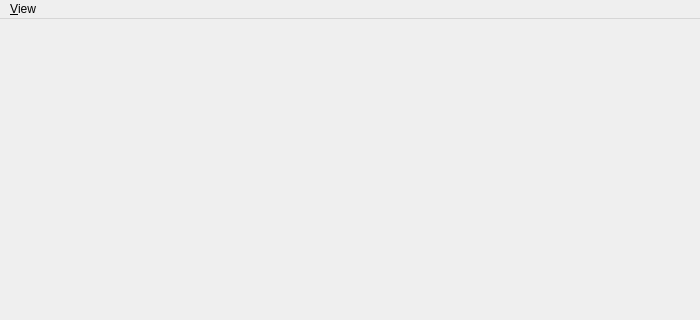
Old version of the form navigator/MainWindow.ui in the repository rprichard/CxxCodeBrowser; both pictures show x 0 to 700 and y 0 to 320 of the 700 by 950 pixel window.
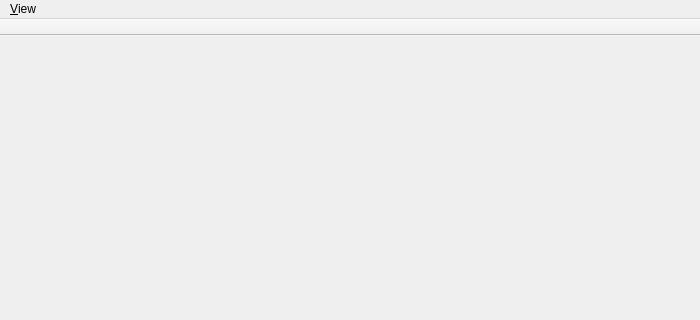
New version of the form.

What changed in the file:
```diff
--- a/navigator/MainWindow.ui
+++ b/navigator/MainWindow.ui
@@ -38,6 +38,26 @@
    <addaction name="menu_View"/>
   </widget>
   <widget class="QStatusBar" name="statusBar"/>
+  <widget class="QToolBar" name="toolBar">
+   <property name="windowTitle">
+    <string>toolBar</string>
+   </property>
+   <property name="movable">
+    <bool>false</bool>
+   </property>
+   <property name="iconSize">
+    <size>
+     <width>16</width>
+     <height>16</height>
+    </size>
+   </property>
+   <attribute name="toolBarArea">
+    <enum>TopToolBarArea</enum>
+   </attribute>
+   <attribute name="toolBarBreak">
+    <bool>false</bool>
+   </attribute>
+  </widget>
   <action name="action_File_List">
    <property name="text">
     <string>&amp;File List...</string>
```
